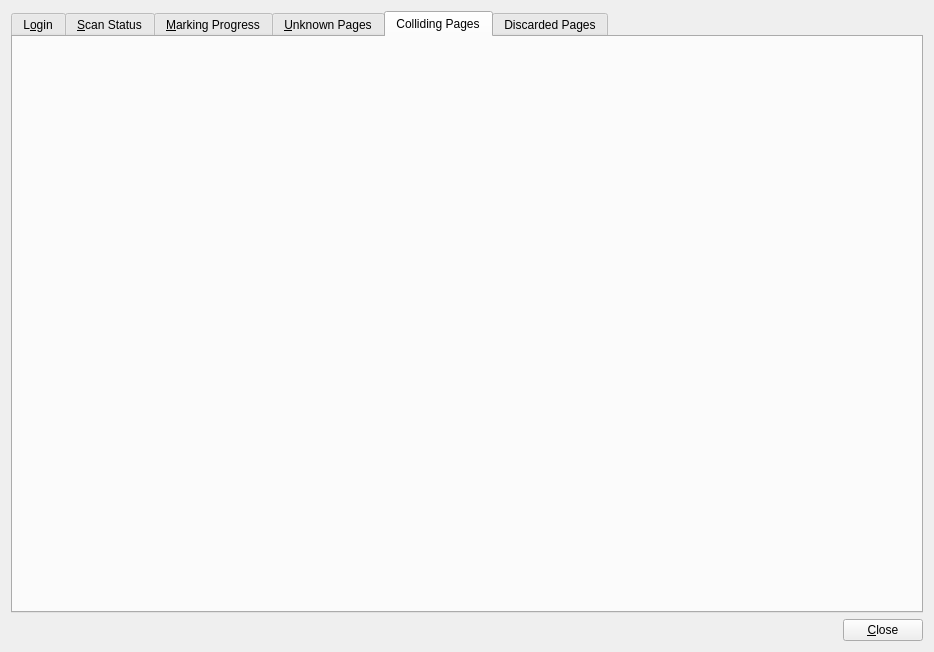
The window that qtCreatorFiles/ui_iic.ui (plomgrading/plom) describes before a commit, drawn with Qt 5.
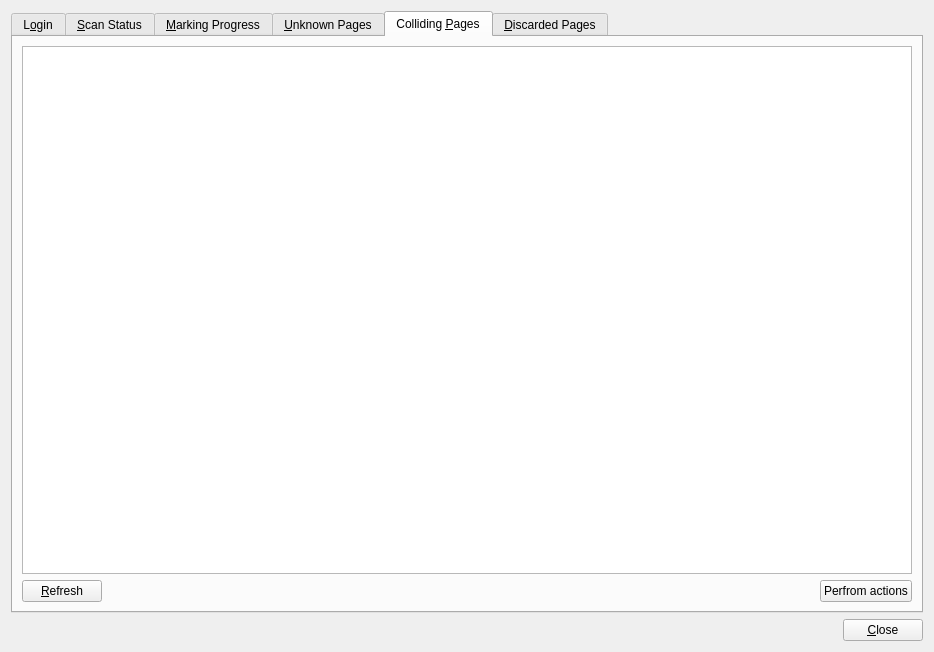
The same window after the commit. The open tabs and pages were chosen to show the change.

Diff of the .ui file:
```diff
--- a/qtCreatorFiles/ui_iic.ui
+++ b/qtCreatorFiles/ui_iic.ui
@@ -444,12 +444,48 @@
      </widget>
      <widget class="QWidget" name="tab">
       <attribute name="title">
-       <string>Colliding Pages</string>
+       <string>Colliding &amp;Pages</string>
       </attribute>
+      <layout class="QVBoxLayout" name="verticalLayout_8">
+       <item>
+        <widget class="QTableView" name="collideTV"/>
+       </item>
+       <item>
+        <layout class="QHBoxLayout" name="horizontalLayout_7">
+         <item>
+          <widget class="QPushButton" name="refreshCButton">
+           <property name="text">
+            <string>&amp;Refresh</string>
+           </property>
+          </widget>
+         </item>
+         <item>
+          <spacer name="horizontalSpacer_7">
+           <property name="orientation">
+            <enum>Qt::Horizontal</enum>
+           </property>
+           <property name="sizeHint" stdset="0">
+            <size>
+             <width>40</width>
+             <height>20</height>
+            </size>
+           </property>
+          </spacer>
+         </item>
+         <item>
+          <widget class="QPushButton" name="actionCButton">
+           <property name="text">
+            <string>Perfrom actions</string>
+           </property>
+          </widget>
+         </item>
+        </layout>
+       </item>
+      </layout>
      </widget>
      <widget class="QWidget" name="tab_2">
       <attribute name="title">
-       <string>Discarded Pages</string>
+       <string>&amp;Discarded Pages</string>
       </attribute>
      </widget>
     </widget>
```
Left out of the diff: 4 changed lines with no effect on the pictures.
